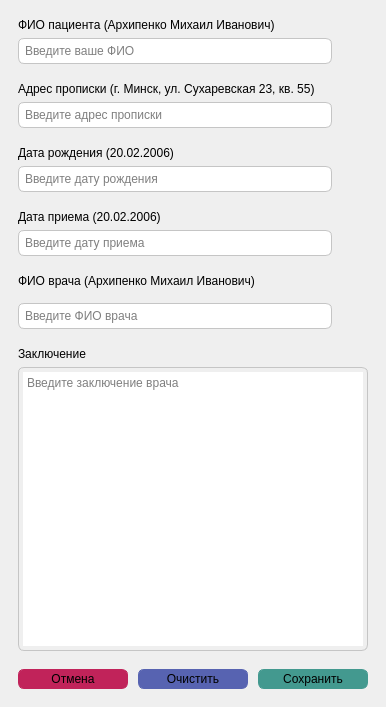
The window that lab_2/ui/adding_data_window.ui (Artemdjdj/PPOIS_4) describes before a commit, drawn with Qt 5.
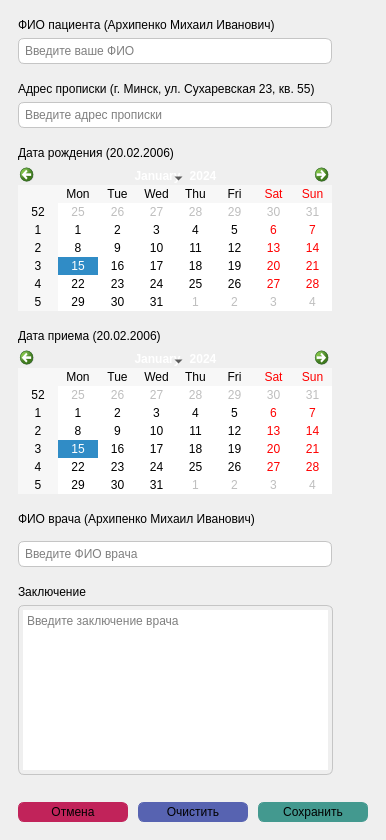
The same window after the commit. Icons and pictures are not drawn.

Commit message: [refactor] create in adding_data new date widget

```diff
--- a/lab_2/ui/adding_data_window.ui
+++ b/lab_2/ui/adding_data_window.ui
@@ -7,19 +7,19 @@
     <x>0</x>
     <y>0</y>
     <width>386</width>
-    <height>707</height>
+    <height>840</height>
    </rect>
   </property>
   <property name="minimumSize">
    <size>
     <width>386</width>
-    <height>707</height>
+    <height>840</height>
    </size>
   </property>
   <property name="maximumSize">
    <size>
     <width>610</width>
-    <height>707</height>
+    <height>840</height>
    </size>
   </property>
   <property name="windowTitle">
@@ -283,14 +283,12 @@
                 <number>0</number>
                </property>
                <item>
-                <widget class="QLineEdit" name="line_edit_date_of_birthday">
-                 <property name="styleSheet">
-                  <string notr="true">border: 1px solid rgb(197, 197, 197);
-border-radius:6px;
-padding:4px;</string>
-                 </property>
-                 <property name="placeholderText">
-                  <string>Введите дату рождения</string>
+                <widget class="QCalendarWidget" name="calendarWidget">
+                 <property name="minimumSize">
+                  <size>
+                   <width>0</width>
+                   <height>0</height>
+                  </size>
                  </property>
                 </widget>
                </item>
@@ -364,14 +362,12 @@
                 <number>0</number>
                </property>
                <item>
-                <widget class="QLineEdit" name="line_edit_date_of_admission">
-                 <property name="styleSheet">
-                  <string notr="true">border: 1px solid rgb(197, 197, 197);
-border-radius:6px;
-padding:4px;</string>
-                 </property>
-                 <property name="placeholderText">
-                  <string>Введите дату приема</string>
+                <widget class="QCalendarWidget" name="calendarWidget_2">
+                 <property name="minimumSize">
+                  <size>
+                   <width>0</width>
+                   <height>0</height>
+                  </size>
                  </property>
                 </widget>
                </item>
@@ -493,15 +489,68 @@
              </widget>
             </item>
             <item>
-             <widget class="QTextEdit" name="text_edit_doctor_promt">
-              <property name="styleSheet">
-               <string notr="true">border: 1px solid rgb(197, 197, 197);
+             <widget class="QFrame" name="frame_15">
+              <property name="frameShape">
+               <enum>QFrame::Shape::StyledPanel</enum>
+              </property>
+              <property name="frameShadow">
+               <enum>QFrame::Shadow::Raised</enum>
+              </property>
+              <layout class="QHBoxLayout" name="horizontalLayout_7">
+               <property name="spacing">
+                <number>4</number>
+               </property>
+               <property name="leftMargin">
+                <number>0</number>
+               </property>
+               <property name="topMargin">
+                <number>0</number>
+               </property>
+               <property name="rightMargin">
+                <number>0</number>
+               </property>
+               <property name="bottomMargin">
+                <number>9</number>
+               </property>
+               <item>
+                <widget class="QTextEdit" name="text_edit_doctor_promt">
+                 <property name="minimumSize">
+                  <size>
+                   <width>315</width>
+                   <height>0</height>
+                  </size>
+                 </property>
+                 <property name="styleSheet">
+                  <string notr="true">border: 1px solid rgb(197, 197, 197);
 border-radius:6px;
 padding:4px;</string>
-              </property>
-              <property name="placeholderText">
-               <string>Введите заключение врача</string>
-              </property>
+                 </property>
+                 <property name="placeholderText">
+                  <string>Введите заключение врача</string>
+                 </property>
+                </widget>
+               </item>
+               <item>
+                <widget class="QPushButton" name="pushButton">
+                 <property name="text">
+                  <string/>
+                 </property>
+                 <property name="icon">
+                  <iconset resource="../qrc/main_icons.qrc">
+                   <normaloff>:/icons/icons/admission.png</normaloff>:/icons/icons/admission.png</iconset>
+                 </property>
+                 <property name="iconSize">
+                  <size>
+                   <width>30</width>
+                   <height>30</height>
+                  </size>
+                 </property>
+                 <property name="autoRepeatInterval">
+                  <number>97</number>
+                 </property>
+                </widget>
+               </item>
+              </layout>
              </widget>
             </item>
            </layout>
```
The commit also changes 5 other files.
